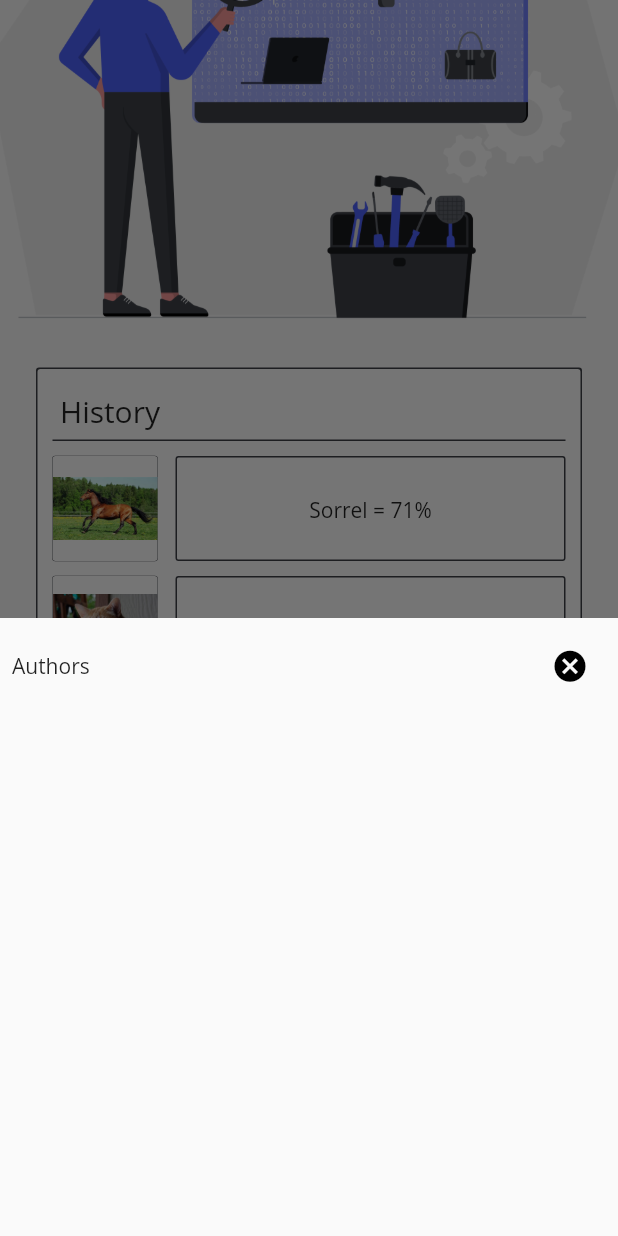
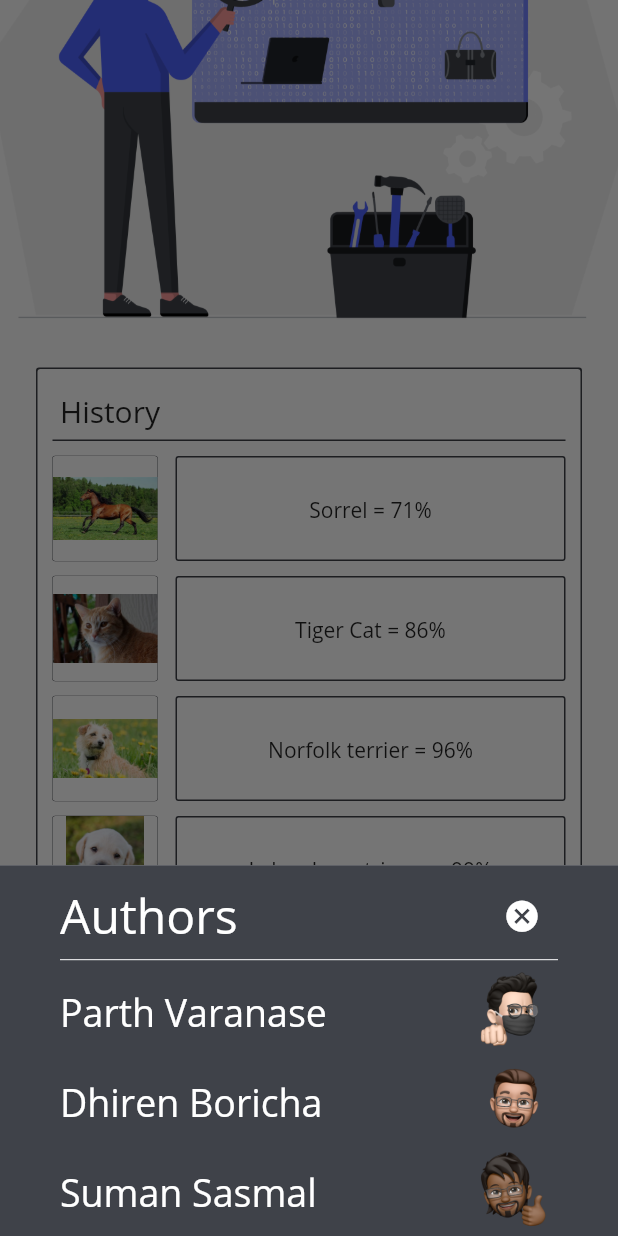
Before and after one commit to Parthvsquare/Image-Ai, a Flutter app: the screen it shows after launch, scrolled down 225 dp, after a tap on the "more vert" icon, on a phone screen of 412 x 824 dp. Run offline on Flutter 3.47's test engine with Material 2 defaults, Android fonts, the phone set to English and light mode, and no system bars; our stand-ins replace image_picker; missing offline and left inert: tflite; project files that could hold a hidden picture were left out.

Commit message:
Popup done yeah!!!!!!!!!!!

```diff
--- a/lib/bottomIcons.dart
+++ b/lib/bottomIcons.dart
@@ -1,4 +1,8 @@
+// ignore: avoid_web_libraries_in_flutter
+//import 'dart:html';
+
 import 'package:flutter/material.dart';
+import 'package:test1/constant.dart';
 
 class BottomIcons extends StatelessWidget {
   @override
@@ -34,22 +38,99 @@ class BottomIcons extends StatelessWidget {
   void _popupModalBottomSheet(context) {
     showModalBottomSheet(context: context, builder: (BuildContext bc){
       return Container(
-        height: MediaQuery.of(context).size.height * .50,
+        height: MediaQuery.of(context).size.height * .30,
+        color: PrimaryColor,
         child: Padding(
-          padding: const EdgeInsets.all(8.0),
+          padding: const EdgeInsets.fromLTRB(40, 10, 40, 10),
           child: Column(
             children: <Widget>[
               Row(
                 children: <Widget>[
-                  Text("Authors"),
+                  Text('Authors',
+                  style: TextStyle(
+                  fontSize: 32,
+                  fontFamily: 'OpenSans',
+                  color: Colors.white,
+                  fontWeight: FontWeight.w400,),
+                  ),
                   Spacer(),
                   IconButton(
-                    icon: Icon(Icons.cancel, color: Colors.black, size: 25, ),
+                    icon: Icon(Icons.cancel, color: Colors.white, size: 25, ),
                     onPressed: (){
                       Navigator.of(context).pop();
                     })
                 ],
               ),
+              Divider(
+                height: 10,
+                color: Colors.white,
+              ),
+              Row(
+                children: <Widget>[
+                  Text('Parth Varanase',
+                  style: TextStyle(
+                  fontSize: 25,
+                  fontFamily: 'OpenSans',
+                  color: Colors.white,
+                  fontWeight: FontWeight.w400,),
+                  ),
+                  Spacer(),
+                  Container(
+                    width: 60,
+                    height: 60,
+                    decoration: BoxDecoration(
+	                  shape: BoxShape.circle,
+	                  image: DecorationImage(
+                      image: AssetImage('assets/Parth.png'),
+	                  fit: BoxFit.fill
+                	  ),
+                  ),
+                  ),
+                ],),
+              Row(
+                children: <Widget>[
+                  Text('Dhiren Boricha',
+                  style: TextStyle(
+                  fontSize: 25,
+                  color: Colors.white,
+                  fontFamily: 'OpenSans',
+                  fontWeight: FontWeight.w400,),
+                  ),
+                   Spacer(),
+                  Container(
+                    width: 60,
+                    height: 60,
+                    decoration: BoxDecoration(
+	                  shape: BoxShape.circle,
+	                  image: DecorationImage(
+                      image: AssetImage('assets/Dhiren.png'),
+	                  fit: BoxFit.fill
+                	  ),
+                  ),
+                  ),
+                ],),
+               Row(
+                children: <Widget>[
+                  Text('Suman Sasmal',
+                  style: TextStyle(
+                  fontSize: 25,
+                  color: Colors.white,
+                  fontFamily: 'OpenSans',
+                  fontWeight: FontWeight.w400,),
+                  ),
+                   Spacer(),
+                  Container(
+                    width: 60,
+                    height: 60,
+                    decoration: BoxDecoration(
+	                  shape: BoxShape.circle,
+	                  image: DecorationImage(
+                      image: AssetImage('assets/Suman.png'),
+	                  fit: BoxFit.fill
+                	  ),
+                  ),
+                  ),
+                ],),
             ],
           ),
         )
--- a/pubspec.yaml
+++ b/pubspec.yaml
@@ -60,6 +60,9 @@ flutter:
     - assets/labpup.jpg
     - assets/norfok.jpg
     - assets/sorrel.jpg
+    - assets/Parth.png
+    - assets/Suman.png
+    - assets/Dhiren.png
   #   - images/a_dot_burr.jpeg
   #   - images/a_dot_ham.jpeg
 
```
Also changed, not shown: assets/Dhiren.png (added), assets/Parth.png (added), assets/Suman.png (added).
